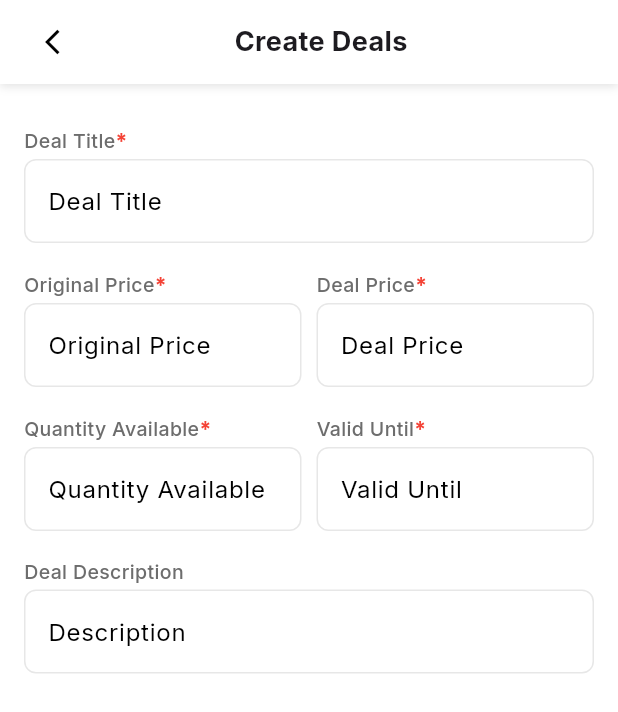
After one commit to devcravitty-a11y/cravitty, a Flutter app: the CreateDealsScreen screen opened directly, on a phone screen of 412 x 824 dp. The commit adds this screen. Shown: the top 712 px of the screen. Run offline on Flutter 3.47's test engine with Material 3 defaults, Android fonts, the phone set to English and light mode, and no system bars; our stand-ins replace dotted_border, flutter_svg, google_fonts, lottie, qr_flutter; project files that could hold a hidden picture were left out.

Commit message:
feat(RegistrationForm): add isRequired and keyboardType fields
Add optional isRequired flag to control asterisk display and keyboardType for input customization

```diff
--- /dev/null
+++ b/lib/Screens/Restaurant/CreateDeals/CreateDealsScreen.dart
@@ -0,0 +1,67 @@
+import 'package:cravitty/Screens/Restaurant/Registration/widgets/RegitrationForm.dart';
+import 'package:cravitty/Screens/Restaurant/Registration/widgets/locationPickButton.dart';
+import 'package:cravitty/components/Widgets/appBar.dart';
+import 'package:cravitty/components/colors.dart';
+import 'package:flutter/material.dart';
+
+class CreateDealsScreen extends StatelessWidget {
+  const CreateDealsScreen({super.key});
+
+  @override
+  Widget build(BuildContext context) {
+    return Scaffold(
+      backgroundColor: AppColors.whiteColor,
+
+      appBar:PreferredSize(
+        preferredSize: const Size.fromHeight(90), // custom height
+        child: CustomAppBar(title: 'Create Deals', onBackPress: () {
+          Navigator.pop(context);})
+      ),
+      body: Container(
+        padding: EdgeInsets.symmetric(horizontal: 16),
+        child: Column(
+          spacing: 18,
+          children: [
+            SizedBox(height: 10,),
+            RegistrationFormWidget(
+              hint: "Deal Title",
+              title: "Deal Title",
+            ),
+
+            Row(
+              children: [
+                Expanded(child: RegistrationFormWidget(
+              hint: "Original Price",
+              title: "Original Price",
+            ), ),
+            SizedBox(width: 10,),
+                Expanded(child: RegistrationFormWidget(
+              hint: "Deal Price",
+              title: "Deal Price",
+            ), ),
+              ],
+            ),
+            Row(
+              children: [
+                Expanded(child: RegistrationFormWidget(
+              hint: "Quantity Available",
+              title: "Quantity Available",
+            ), ),
+            SizedBox(width: 10,),
+                Expanded(child: RegistrationFormWidget(
+              hint: "Valid Until",
+              title: "Valid Until",
+            ), ),
+              ],
+            ),
+            RegistrationFormWidget(
+              isRequired: false,
+              hint: "Description",
+              title: "Deal Description",
+            ),
+          ],
+        ),
+      ),
+      );
+  }
+}
--- a/lib/Screens/Restaurant/Registration/widgets/RegitrationForm.dart
+++ b/lib/Screens/Restaurant/Registration/widgets/RegitrationForm.dart
@@ -8,10 +8,12 @@ import '../../../../components/styles.dart';
 class RegistrationFormWidget extends StatelessWidget {
   final String title;
   final String hint;
+  final bool isRequired;
+  final TextInputType? keyboardType;
   final List<TextInputFormatter>? inputFormatters;
 
   const RegistrationFormWidget({
-    super.key, required this.title, required this.hint, this.inputFormatters,
+    super.key, required this.title, required this.hint, this.isRequired = true, this.keyboardType, this.inputFormatters,
   });
 
   @override
@@ -26,8 +28,8 @@ class RegistrationFormWidget extends StatelessWidget {
               fontWeight: FontWeight.w500,
               fontSize: 13,
             ),),
-            Text("*",style: GoogleFonts.inter(
-                fontWeight: FontWeight.w700,color: Colors.red)),
+           isRequired? Text("*",style: GoogleFonts.inter(
+                fontWeight: FontWeight.w700,color: Colors.red)):SizedBox(),
           ],
         ),
         SizedBox(height: 2),
```
